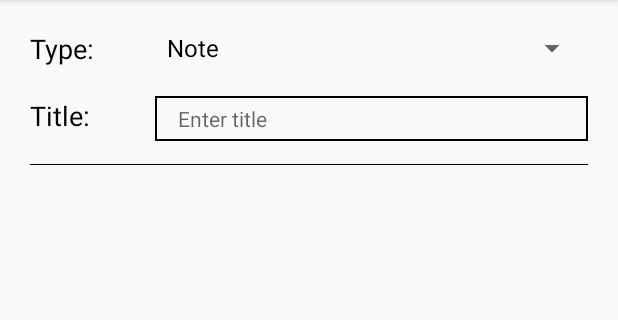
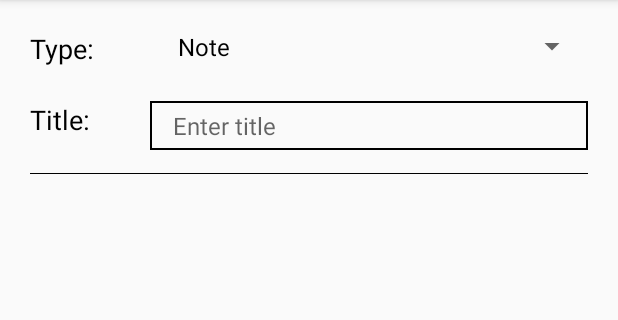
Before and after one commit to Nicke91/MojaEvidencija, an Android app: the TaskDetailsActivity screen opened directly, with no data from a screen before it, on a phone screen of 412 x 824 dp, the part 84-404 px from its top. Run offline under Robolectric (Android 15) with nearby library versions, the phone set to English and light mode, and no system bars; libraries missing offline, so code that uses them is left out: com.orm; 6 statements that could not run were skipped.

Commit message:
Tablet optimizations

```diff
--- a/app/src/main/java/com/example/nicke/mojaevidencija/Fragment/FragmentTaskReminder.java
+++ b/app/src/main/java/com/example/nicke/mojaevidencija/Fragment/FragmentTaskReminder.java
@@ -79,7 +79,7 @@ public class FragmentTaskReminder extends FragmentAdapter implements View.OnClic
             PrefManager.setRemainder(thisReminder, getContext());
         }
 
-        repeatAdapter.setDropDownViewResource(android.R.layout.simple_spinner_dropdown_item);
+        repeatAdapter.setDropDownViewResource(R.layout.layout_spinner_repeat);
         spRepeatValue = view.findViewById(R.id.remainder_spinner_values_repeat);
         spRepeatValue.setAdapter(repeatAdapter);
 
--- a/app/src/main/java/com/example/nicke/mojaevidencija/Fragment/FragmentTaskShoppingList.java
+++ b/app/src/main/java/com/example/nicke/mojaevidencija/Fragment/FragmentTaskShoppingList.java
@@ -69,7 +69,8 @@ public class FragmentTaskShoppingList extends FragmentAdapter implements View.On
                 SP_QUANTITY_ITEM
         );
 
-        quantityAdapter.setDropDownViewResource(android.R.layout.simple_spinner_dropdown_item);
+        quantityAdapter.setDropDownViewResource(R.layout.layout_spinner_repeat);
+
 
         viewList = new ArrayList<>();
 
@@ -111,6 +112,7 @@ public class FragmentTaskShoppingList extends FragmentAdapter implements View.On
             if (viewList != null && viewList.size() > 0) {
                 for (int i = 0; i < viewList.size(); i++) {
                     quantitySpinner = viewList.get(i).findViewById(R.id.spinner_shopping_list_quantity_select);
+                    quantitySpinner.setAdapter(quantityAdapter);
                     titleET = viewList.get(i).findViewById(R.id.et_shopping_list_name);
                     priceET = viewList.get(i).findViewById(R.id.et_shopping_list_price);
                     rowTotalTV = viewList.get(i).findViewById(R.id.tv_shopping_list_row_total);
@@ -136,6 +138,7 @@ public class FragmentTaskShoppingList extends FragmentAdapter implements View.On
         shoppingListLayout.addView(rowView, shoppingListLayout.getChildCount());
 
         quantitySpinner = rowView.findViewById(R.id.spinner_shopping_list_quantity_select);
+        quantitySpinner.setAdapter(quantityAdapter);
         titleET = rowView.findViewById(R.id.et_shopping_list_name);
         priceET = rowView.findViewById(R.id.et_shopping_list_price);
         rowTotalTV = rowView.findViewById(R.id.tv_shopping_list_row_total);
--- a/app/src/main/java/com/example/nicke/mojaevidencija/TaskDetailsActivity.java
+++ b/app/src/main/java/com/example/nicke/mojaevidencija/TaskDetailsActivity.java
@@ -66,11 +66,11 @@ public class TaskDetailsActivity extends AppCompatActivity implements AlertDialo
 
         ArrayAdapter<String> typeAdapter = new ArrayAdapter<>(
                 this,
-                R.layout.layout_spinner_repeat,
+                R.layout.layout_spinner_type,
                 SP_TYPE
         );
 
-        typeAdapter.setDropDownViewResource(android.R.layout.simple_spinner_dropdown_item);
+        typeAdapter.setDropDownViewResource(R.layout.layout_spinner_type);
         typeSpinner.setAdapter(typeAdapter);
 
         onNewIntent(getIntent());
--- a/app/src/main/res/layout/activity_task_details.xml
+++ b/app/src/main/res/layout/activity_task_details.xml
@@ -6,54 +6,69 @@
     android:padding="@dimen/taskPadding">
 
     <LinearLayout
-        android:id="@+id/layout_task_labels"
-        android:layout_width="wrap_content"
+        android:id="@+id/layout_task_inputs"
+        android:layout_width="match_parent"
         android:layout_height="wrap_content"
-        android:layout_marginEnd="@dimen/task_layout_labels_marginRight"
-        android:layout_marginRight="@dimen/task_layout_labels_marginRight"
         android:orientation="vertical">
+
+        <RelativeLayout
+            android:layout_width="match_parent"
+            android:layout_height="wrap_content"
+            android:layout_marginBottom="@dimen/task_label_marginTop">
 
             <TextView
                 android:id="@+id/label_task_type"
                 style="@style/LabelTextView"
                 android:layout_width="wrap_content"
                 android:layout_height="wrap_content"
-            android:text="@string/label_task_type" />
+                android:text="@string/label_task_type"
+                android:layout_alignParentLeft="true"
+                android:layout_alignParentStart="true"
+                android:layout_alignParentTop="true" />
+
+            <Spinner
+                android:id="@+id/spinner_type"
+                android:layout_width="wrap_content"
+                android:layout_height="wrap_content"
+                android:layout_marginTop="-5dp"
+                android:layout_marginLeft="@dimen/task_layout_labels_marginRight"
+                android:layout_marginStart="@dimen/task_layout_labels_marginRight"
+                android:layout_toEndOf="@+id/label_task_type"
+                android:layout_toRightOf="@+id/label_task_type"
+                android:layout_alignParentEnd="true"
+                android:layout_alignParentRight="true"
+                android:entries="@array/spinner_task_types"
+                tools:listitem="@layout/layout_spinner_type"/>
+
+        </RelativeLayout>
+
+        <RelativeLayout
+            android:layout_width="match_parent"
+            android:layout_height="wrap_content">
 
             <TextView
                 android:id="@+id/label_task_title"
                 style="@style/LabelTextView"
                 android:layout_width="wrap_content"
                 android:layout_height="wrap_content"
-            android:layout_marginTop="@dimen/task_label_marginTop"
                 android:text="@string/label_task_title" />
 
-    </LinearLayout>
-
-    <LinearLayout
-        android:id="@+id/layout_task_inputs"
-        android:layout_width="match_parent"
-        android:layout_height="wrap_content"
-        android:layout_toEndOf="@+id/layout_task_labels"
-        android:layout_toRightOf="@+id/layout_task_labels"
-        android:orientation="vertical"
-        android:layout_alignBaseline="@+id/layout_task_labels">
-
-        <Spinner
-            android:id="@+id/spinner_type"
-            android:layout_width="match_parent"
-            android:layout_height="wrap_content"
-            android:entries="@array/spinner_task_types"
-            tools:listitem="@layout/layout_spinner_type"/>
 
             <EditText
                 android:id="@+id/et_task_title"
                 style="@style/InputsTaskEditText"
-            android:layout_width="match_parent"
+                android:layout_width="wrap_content"
                 android:layout_height="wrap_content"
-            android:layout_marginTop="@dimen/task_input_marginTop"
+                android:layout_alignParentEnd="true"
+                android:layout_alignParentRight="true"
+                android:layout_toRightOf="@+id/label_task_title"
+                android:layout_toEndOf="@+id/label_task_title"
+                android:layout_marginLeft="@dimen/task_layout_labels_marginRight"
+                android:layout_marginStart="@dimen/task_layout_labels_marginRight"
                 android:background="@drawable/inputs_box"
-            android:hint="@string/hint_task_add_title" />
+                android:hint="@string/hint_task_add_title"
+                android:textSize="@dimen/textSize"/>
+        </RelativeLayout>
 
     </LinearLayout>
 
--- a/app/src/main/res/layout/fragment/layout/fragment_task_notes.xml
+++ b/app/src/main/res/layout/fragment/layout/fragment_task_notes.xml
@@ -19,6 +19,6 @@
         android:paddingLeft="@dimen/note_paddingLeft"
         android:paddingEnd="@dimen/note_paddingRight"
         android:paddingRight="@dimen/note_paddingRight"
-        android:textSize="@dimen/textSizeSubTitle"/>
+        android:textSize="@dimen/textSize"/>
 
 </RelativeLayout>
--- a/app/src/main/res/layout/layout_spinner_type.xml
+++ b/app/src/main/res/layout/layout_spinner_type.xml
@@ -3,10 +3,12 @@
 <TextView android:layout_width="match_parent"
     android:layout_height="wrap_content"
     xmlns:android="http://schemas.android.com/apk/res/android"
-    android:textSize="@dimen/task_sp_type_textSize"
     android:paddingTop="@dimen/task_sp_type_paddingTopAndBottom"
     android:paddingBottom="@dimen/task_sp_type_paddingTopAndBottom"
     android:paddingStart="@dimen/task_sp_type_paddingLeft"
     android:paddingLeft="@dimen/task_sp_type_paddingLeft"
     android:paddingEnd="@dimen/task_sp_type_paddingRight"
-    android:paddingRight="@dimen/task_sp_type_paddingRight"/>
+    android:paddingRight="@dimen/task_sp_type_paddingRight"
+    android:gravity="top"
+    android:textSize="@dimen/task_sp_type_textSize"
+    android:textColor="@color/colorBlack"/>
--- a/app/src/main/res/values-sw600dp/dimens.xml
+++ b/app/src/main/res/values-sw600dp/dimens.xml
@@ -2,8 +2,8 @@
 <resources>
     <dimen name="no_data_img_marginTop">300dp</dimen>
     <dimen name="textSizeTitle">40sp</dimen>
-    <dimen name="textSizeSubTitle">36sp</dimen>
-    <dimen name="textSize">28sp</dimen>
+    <dimen name="textSizeSubTitle">30sp</dimen>
+    <dimen name="textSize">26sp</dimen>
 
 
     <dimen name="no_data_img_height">300dp</dimen>
@@ -12,20 +12,22 @@
     <dimen name="categoryItemPadding">5dp</dimen>
     <dimen name="categoryItem_iv_icon_size">56dp</dimen>
 
+    <dimen name="task_layout_labels_marginRight">60dp</dimen>
+    <dimen name="task_label_marginTop">30dp</dimen>
     <dimen name="taskPadding">30dp</dimen>
-    <dimen name="task_input_paddingTopAndBottom">10dp</dimen>
+    <dimen name="task_input_paddingTopAndBottom">8dp</dimen>
     <dimen name="task_input_paddingLeft">30dp</dimen>
     <dimen name="task_input_paddingRight">20dp</dimen>
-    <dimen name="task_input_textSize">24dp</dimen>
+    <dimen name="task_input_textSize">24sp</dimen>
 
     <dimen name="task_sp_type_textSize">30sp</dimen>
-    <dimen name="task_sp_type_paddingTopAndBottom">10dp</dimen>
+    <dimen name="task_sp_type_paddingTopAndBottom">15dp</dimen>
     <dimen name="task_sp_type_paddingLeft">30dp</dimen>
     <dimen name="task_sp_type_paddingRight">20dp</dimen>
 
-    <item name="note_lines" type="dimen" format="integer">9</item>
+    <item name="note_lines" type="dimen" format="integer">5</item>
 
-    <dimen name="reminder_values_textSize">28sp</dimen>
+    <dimen name="reminder_values_textSize">26sp</dimen>
     <dimen name="reminder_dropdown_height">60sp</dimen>
 
     <dimen name="checkList_item_tv_textSize">32sp</dimen>
@@ -33,7 +35,9 @@
     <dimen name="checkList_item_iv_remove_size">48dp</dimen>
     <dimen name="checkList_ib_add_size">48dp</dimen>
 
-    <dimen name="shoppingList_et_name_weight">3</dimen>
+    <dimen name="shoppingList_tv_total_textSize">34sp</dimen>
+
+    <dimen name="shoppingList_et_name_weight">2</dimen>
     <dimen name="shoppingList_et_price_weight">1</dimen>
     <dimen name="shoppingList_item_et_price_marginTop">3dp</dimen>
     <dimen name="shoppingList_item_textSize">32sp</dimen>
--- a/app/src/main/res/values-sw720dp/dimens.xml
+++ b/app/src/main/res/values-sw720dp/dimens.xml
@@ -11,20 +11,22 @@
     <dimen name="categoryItemPadding">5dp</dimen>
     <dimen name="categoryItem_iv_icon_size">56dp</dimen>
 
+    <dimen name="task_layout_labels_marginRight">60dp</dimen>
+    <dimen name="task_label_marginTop">30dp</dimen>
     <dimen name="taskPadding">30dp</dimen>
-    <dimen name="task_input_paddingTopAndBottom">10dp</dimen>
+    <dimen name="task_input_paddingTopAndBottom">8dp</dimen>
     <dimen name="task_input_paddingLeft">30dp</dimen>
     <dimen name="task_input_paddingRight">20dp</dimen>
-    <dimen name="task_input_textSize">24dp</dimen>
+    <dimen name="task_input_textSize">24sp</dimen>
 
     <dimen name="task_sp_type_textSize">30sp</dimen>
-    <dimen name="task_sp_type_paddingTopAndBottom">10dp</dimen>
+    <dimen name="task_sp_type_paddingTopAndBottom">15dp</dimen>
     <dimen name="task_sp_type_paddingLeft">30dp</dimen>
     <dimen name="task_sp_type_paddingRight">20dp</dimen>
 
-    <item name="note_lines" type="dimen" format="integer">9</item>
+    <item name="note_lines" type="dimen" format="integer">5</item>
 
-    <dimen name="reminder_values_textSize">30sp</dimen>
+    <dimen name="reminder_values_textSize">26sp</dimen>
     <dimen name="reminder_dropdown_height">60sp</dimen>
 
     <dimen name="checkList_item_tv_textSize">36sp</dimen>
@@ -34,8 +36,9 @@
 
     <dimen name="shoppingList_ib_add_width">48dp</dimen>
     <dimen name="shoppingList_ib_add_height">48dp</dimen>
+    <dimen name="shoppingList_tv_total_textSize">34sp</dimen>
 
-    <dimen name="shoppingList_et_name_weight">3</dimen>
+    <dimen name="shoppingList_et_name_weight">2</dimen>
     <dimen name="shoppingList_et_price_weight">1</dimen>
     <dimen name="shoppingList_item_et_price_marginTop">3dp</dimen>
     <dimen name="shoppingList_item_textSize">32sp</dimen>
```
Also changed, not shown: app/src/main/res/layout/layout_spinner_quantity.xml (+9 -1 lines), app/src/main/res/layout/layout_spinner_repeat.xml (+8 -1 lines). Lines whose indentation alone changed are shown as unchanged.
